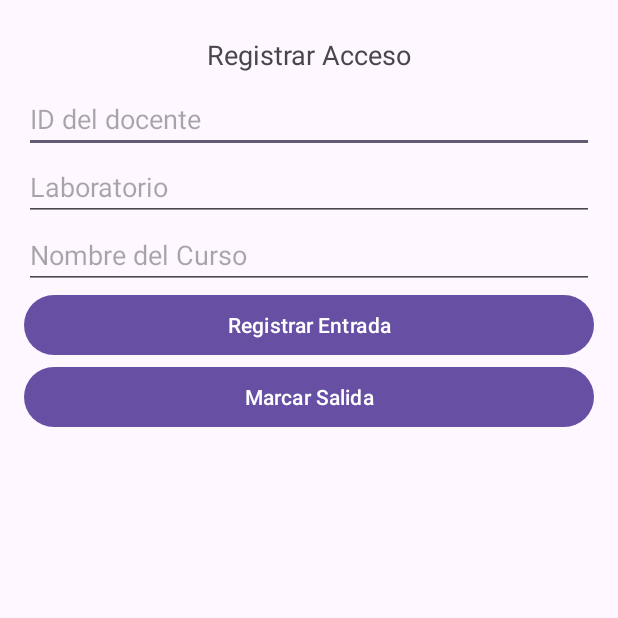
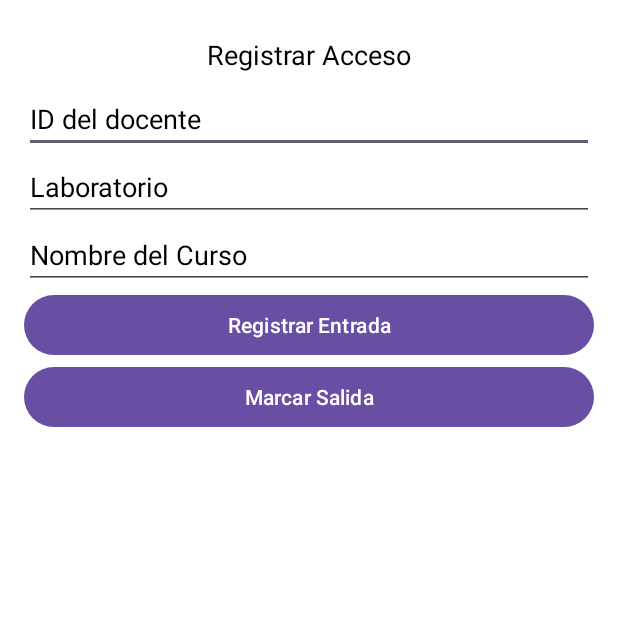
Before and after one commit to Luiggi2000/Control, an Android app: the screen it shows after launch (MainActivity), on a phone screen of 412 x 824 dp, the top half of it. Run offline under Robolectric (Android 15) with nearby library versions, the phone set to English and light mode, and no system bars; our stand-ins replace Firebase (no records; nobody signed in at launch, a user with empty details on screens opened directly).

Commit message:
commit_final

```diff
--- a/app/src/main/res/layout/activity_main.xml
+++ b/app/src/main/res/layout/activity_main.xml
@@ -1,7 +1,8 @@
 <?xml version="1.0" encoding="utf-8"?>
 <androidx.constraintlayout.widget.ConstraintLayout xmlns:android="http://schemas.android.com/apk/res/android"
     android:layout_width="match_parent"
-    android:layout_height="match_parent">
+    android:layout_height="match_parent"
+    android:background="@color/white">
     <LinearLayout
         xmlns:android="http://schemas.android.com/apk/res/android"
         android:layout_width="match_parent"
@@ -14,6 +15,7 @@
             android:layout_height="wrap_content"
             android:text="Registrar Acceso"
             android:textSize="18sp"
+            android:textColor="@color/black"
             android:gravity="center"
             android:padding="8dp" />
 
@@ -22,12 +24,14 @@
             android:layout_width="match_parent"
             android:layout_height="wrap_content"
             android:hint="ID del docente"
+            android:textColorHint="@color/black"
             android:inputType="text" />
 
         <EditText
             android:id="@+id/inputLaboratorio"
             android:layout_width="match_parent"
             android:layout_height="wrap_content"
+            android:textColorHint="@color/black"
             android:hint="Laboratorio"
             android:inputType="text" />
 
@@ -35,12 +39,14 @@
             android:id="@+id/inputCurso"
             android:layout_width="match_parent"
             android:layout_height="wrap_content"
+            android:textColorHint="@color/black"
             android:hint="Nombre del Curso"
             android:inputType="text"/>
 
         <Button
             android:id="@+id/btnRegistrar"
             android:layout_width="match_parent"
+            android:textColorHint="@color/black"
             android:layout_height="wrap_content"
             android:text="Registrar Entrada" />
 
```
